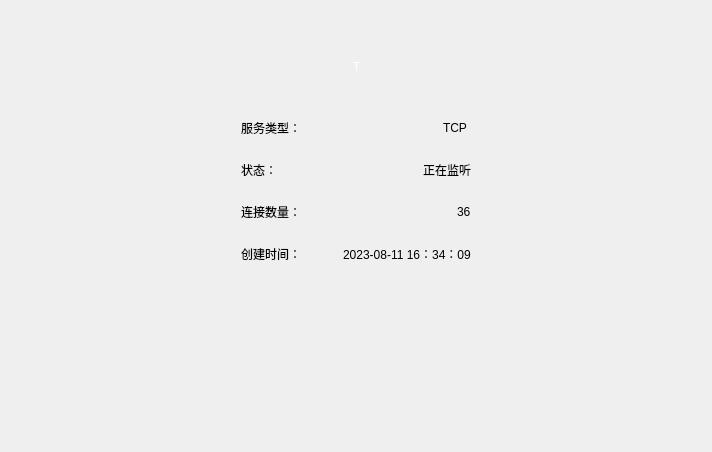
Mtr1994/DeskSocket, file Widget/widgetservercontent.ui: the form before one commit.
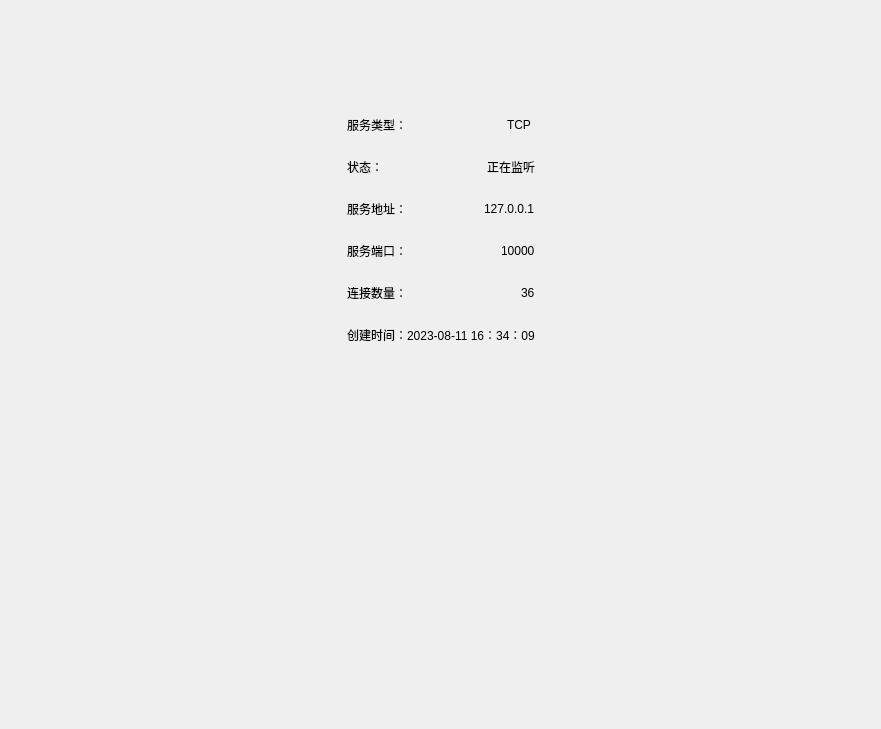
The form after the commit.

```diff
--- a/Widget/widgetservercontent.ui
+++ b/Widget/widgetservercontent.ui
@@ -6,124 +6,146 @@
    <rect>
     <x>0</x>
     <y>0</y>
-    <width>712</width>
-    <height>452</height>
+    <width>881</width>
+    <height>729</height>
    </rect>
   </property>
+  <property name="minimumSize">
+   <size>
+    <width>0</width>
+    <height>0</height>
+   </size>
+  </property>
   <property name="windowTitle">
    <string>Form</string>
   </property>
   <layout class="QGridLayout" name="gridLayout_3">
    <property name="verticalSpacing">
-    <number>36</number>
+    <number>12</number>
    </property>
-   <item row="1" column="1">
-    <layout class="QHBoxLayout" name="horizontalLayout">
-     <item>
-      <spacer name="horizontalSpacer_3">
-       <property name="orientation">
-        <enum>Qt::Horizontal</enum>
-       </property>
-       <property name="sizeHint" stdset="0">
-        <size>
-         <width>40</width>
-         <height>20</height>
-        </size>
-       </property>
-      </spacer>
-     </item>
-     <item>
-      <widget class="QWidget" name="widgetServerIcon" native="true">
+   <item row="2" column="1" rowspan="2">
+    <widget class="QWidget" name="widgetServerDetailsBase" native="true">
        <property name="sizePolicy">
-        <sizepolicy hsizetype="Fixed" vsizetype="Preferred">
+      <sizepolicy hsizetype="Preferred" vsizetype="Expanding">
          <horstretch>0</horstretch>
          <verstretch>0</verstretch>
         </sizepolicy>
        </property>
-       <layout class="QGridLayout" name="gridLayout">
+     <property name="minimumSize">
+      <size>
+       <width>0</width>
+       <height>0</height>
+      </size>
+     </property>
+     <layout class="QGridLayout" name="gridLayout_4">
         <item row="0" column="0">
-         <widget class="QLabel" name="lbServerIconType">
-          <property name="sizePolicy">
-           <sizepolicy hsizetype="Preferred" vsizetype="Preferred">
-            <horstretch>0</horstretch>
-            <verstretch>0</verstretch>
-           </sizepolicy>
-          </property>
-          <property name="styleSheet">
-           <string notr="true">font: 700 36pt &quot;Microsoft YaHei UI&quot;;
-color: #fefefe;</string>
-          </property>
-          <property name="text">
-           <string>T</string>
-          </property>
-          <property name="alignment">
-           <set>Qt::AlignCenter</set>
-          </property>
-         </widget>
-        </item>
-       </layout>
-      </widget>
-     </item>
-     <item>
-      <spacer name="horizontalSpacer_4">
-       <property name="orientation">
-        <enum>Qt::Horizontal</enum>
-       </property>
-       <property name="sizeHint" stdset="0">
-        <size>
-         <width>40</width>
-         <height>20</height>
-        </size>
-       </property>
-      </spacer>
-     </item>
-    </layout>
-   </item>
-   <item row="2" column="0">
-    <spacer name="horizontalSpacer">
-     <property name="orientation">
-      <enum>Qt::Horizontal</enum>
-     </property>
-     <property name="sizeHint" stdset="0">
-      <size>
-       <width>224</width>
-       <height>20</height>
-      </size>
-     </property>
-    </spacer>
-   </item>
-   <item row="2" column="2">
-    <spacer name="horizontalSpacer_2">
-     <property name="orientation">
-      <enum>Qt::Horizontal</enum>
-     </property>
-     <property name="sizeHint" stdset="0">
-      <size>
-       <width>224</width>
-       <height>20</height>
-      </size>
-     </property>
-    </spacer>
-   </item>
-   <item row="3" column="1">
-    <spacer name="verticalSpacer">
-     <property name="orientation">
-      <enum>Qt::Vertical</enum>
-     </property>
-     <property name="sizeHint" stdset="0">
-      <size>
-       <width>20</width>
-       <height>56</height>
-      </size>
-     </property>
-    </spacer>
-   </item>
-   <item row="2" column="1">
     <layout class="QGridLayout" name="gridLayout_2">
+        <property name="leftMargin">
+         <number>12</number>
+        </property>
+        <property name="topMargin">
+         <number>12</number>
+        </property>
+        <property name="rightMargin">
+         <number>12</number>
+        </property>
+        <property name="bottomMargin">
+         <number>12</number>
+        </property>
      <property name="verticalSpacing">
       <number>24</number>
      </property>
+        <item row="2" column="0">
+         <layout class="QHBoxLayout" name="horizontalLayout_2">
+          <property name="rightMargin">
+           <number>0</number>
+          </property>
+          <property name="bottomMargin">
+           <number>0</number>
+          </property>
+          <item>
+           <widget class="QLabel" name="label_2">
+            <property name="text">
+             <string>状态：</string>
+            </property>
+           </widget>
+          </item>
+          <item>
+           <widget class="QLabel" name="lbServerStatus">
+            <property name="sizePolicy">
+             <sizepolicy hsizetype="Fixed" vsizetype="Preferred">
+              <horstretch>0</horstretch>
+              <verstretch>0</verstretch>
+             </sizepolicy>
+            </property>
+            <property name="text">
+             <string>正在监听</string>
+            </property>
+           </widget>
+          </item>
+         </layout>
+        </item>
      <item row="3" column="0">
+         <layout class="QHBoxLayout" name="horizontalLayout_8">
+          <property name="rightMargin">
+           <number>0</number>
+          </property>
+          <property name="bottomMargin">
+           <number>0</number>
+          </property>
+          <item>
+           <widget class="QLabel" name="label_7">
+            <property name="text">
+             <string>服务地址：</string>
+            </property>
+           </widget>
+          </item>
+          <item>
+           <widget class="QLabel" name="lbServerAddress">
+            <property name="sizePolicy">
+             <sizepolicy hsizetype="Fixed" vsizetype="Preferred">
+              <horstretch>0</horstretch>
+              <verstretch>0</verstretch>
+             </sizepolicy>
+            </property>
+            <property name="text">
+             <string>127.0.0.1</string>
+            </property>
+           </widget>
+          </item>
+         </layout>
+        </item>
+        <item row="4" column="0">
+         <layout class="QHBoxLayout" name="horizontalLayout_9">
+          <property name="rightMargin">
+           <number>0</number>
+          </property>
+          <property name="bottomMargin">
+           <number>0</number>
+          </property>
+          <item>
+           <widget class="QLabel" name="label_9">
+            <property name="text">
+             <string>服务端口：</string>
+            </property>
+           </widget>
+          </item>
+          <item>
+           <widget class="QLabel" name="lbServerPort">
+            <property name="sizePolicy">
+             <sizepolicy hsizetype="Fixed" vsizetype="Preferred">
+              <horstretch>0</horstretch>
+              <verstretch>0</verstretch>
+             </sizepolicy>
+            </property>
+            <property name="text">
+             <string>10000</string>
+            </property>
+           </widget>
+          </item>
+         </layout>
+        </item>
+        <item row="6" column="0">
       <layout class="QHBoxLayout" name="horizontalLayout_3">
        <item>
         <widget class="QLabel" name="label_4">
@@ -147,7 +169,7 @@
        </item>
       </layout>
      </item>
-     <item row="0" column="0">
+        <item row="1" column="0">
       <layout class="QHBoxLayout" name="horizontalLayout_4">
        <item>
         <widget class="QLabel" name="label_5">
@@ -174,7 +196,7 @@
        </item>
       </layout>
      </item>
-     <item row="2" column="0">
+        <item row="5" column="0">
       <layout class="QHBoxLayout" name="horizontalLayout_6">
        <item>
         <widget class="QLabel" name="label_8">
@@ -198,37 +220,49 @@
        </item>
       </layout>
      </item>
+       </layout>
+      </item>
      <item row="1" column="0">
-      <layout class="QHBoxLayout" name="horizontalLayout_2">
-       <property name="rightMargin">
-        <number>0</number>
-       </property>
-       <property name="bottomMargin">
-        <number>0</number>
-       </property>
-       <item>
-        <widget class="QLabel" name="label_2">
-         <property name="text">
-          <string>状态：</string>
-         </property>
-        </widget>
-       </item>
-       <item>
-        <widget class="QLabel" name="lbServerStatus">
-         <property name="sizePolicy">
-          <sizepolicy hsizetype="Fixed" vsizetype="Preferred">
-           <horstretch>0</horstretch>
-           <verstretch>0</verstretch>
-          </sizepolicy>
-         </property>
-         <property name="text">
-          <string>正在监听</string>
-         </property>
-        </widget>
-       </item>
-      </layout>
-     </item>
-    </layout>
+       <spacer name="verticalSpacer">
+        <property name="orientation">
+         <enum>Qt::Vertical</enum>
+        </property>
+        <property name="sizeHint" stdset="0">
+         <size>
+          <width>20</width>
+          <height>40</height>
+         </size>
+        </property>
+       </spacer>
+      </item>
+     </layout>
+    </widget>
+   </item>
+   <item row="3" column="0">
+    <spacer name="horizontalSpacer">
+     <property name="orientation">
+      <enum>Qt::Horizontal</enum>
+     </property>
+     <property name="sizeHint" stdset="0">
+      <size>
+       <width>224</width>
+       <height>20</height>
+      </size>
+     </property>
+    </spacer>
+   </item>
+   <item row="3" column="2">
+    <spacer name="horizontalSpacer_2">
+     <property name="orientation">
+      <enum>Qt::Horizontal</enum>
+     </property>
+     <property name="sizeHint" stdset="0">
+      <size>
+       <width>224</width>
+       <height>20</height>
+      </size>
+     </property>
+    </spacer>
    </item>
    <item row="0" column="1">
     <spacer name="verticalSpacer_2">
@@ -236,7 +270,54 @@
       <enum>Qt::Vertical</enum>
      </property>
      <property name="sizeType">
-      <enum>QSizePolicy::Preferred</enum>
+      <enum>QSizePolicy::Fixed</enum>
+     </property>
+     <property name="sizeHint" stdset="0">
+      <size>
+       <width>20</width>
+       <height>40</height>
+      </size>
+     </property>
+    </spacer>
+   </item>
+   <item row="1" column="1">
+    <widget class="QWidget" name="widgetServerIcon" native="true">
+     <property name="sizePolicy">
+      <sizepolicy hsizetype="Preferred" vsizetype="Fixed">
+       <horstretch>0</horstretch>
+       <verstretch>0</verstretch>
+      </sizepolicy>
+     </property>
+     <layout class="QGridLayout" name="gridLayout">
+      <item row="0" column="0">
+       <widget class="QLabel" name="lbServerIconType">
+        <property name="sizePolicy">
+         <sizepolicy hsizetype="Preferred" vsizetype="Preferred">
+          <horstretch>0</horstretch>
+          <verstretch>0</verstretch>
+         </sizepolicy>
+        </property>
+        <property name="styleSheet">
+         <string notr="true"/>
+        </property>
+        <property name="text">
+         <string/>
+        </property>
+        <property name="alignment">
+         <set>Qt::AlignCenter</set>
+        </property>
+       </widget>
+      </item>
+     </layout>
+    </widget>
+   </item>
+   <item row="4" column="0" colspan="3">
+    <spacer name="verticalSpacer_3">
+     <property name="orientation">
+      <enum>Qt::Vertical</enum>
+     </property>
+     <property name="sizeType">
+      <enum>QSizePolicy::Fixed</enum>
      </property>
      <property name="sizeHint" stdset="0">
       <size>
```
Lines whose indentation alone changed are shown as unchanged.
